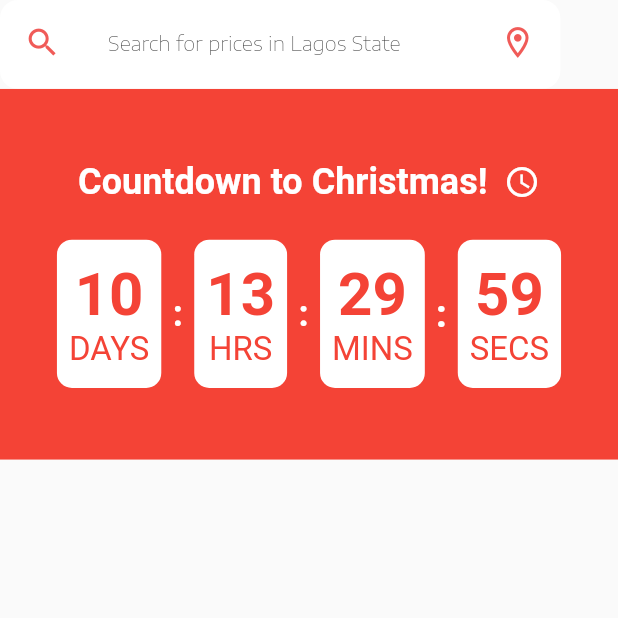
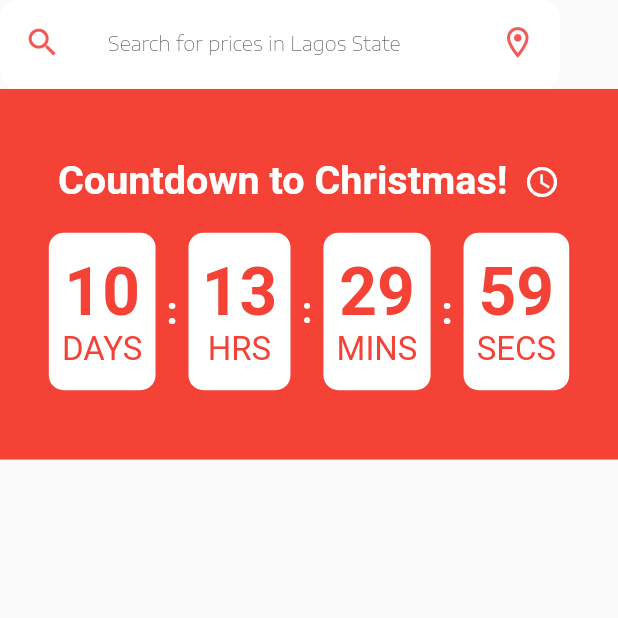
Before and after one commit to virtz/testlinks, a Flutter app: the HomeNonPremium screen opened by its route, on a phone screen of 412 x 824 dp, the top half of it. Run offline on Flutter 3.47's test engine with Material 2 defaults, Android fonts, the phone set to English and light mode, and no system bars; our stand-ins replace auto_route, fl_chart, flutter_animation_progress_bar, flutter_screenutil, flutter_svg, fluttertoast and 7 more; missing offline and left inert: draw_graph; accounts and stored records are empty; network calls fail.

Commit message:
7 Bug fixes

```diff
--- a/lib/presentation/widgets/count_down_clock.dart
+++ b/lib/presentation/widgets/count_down_clock.dart
@@ -86,29 +86,29 @@ class _CountDownClockState extends State<CountDownClock> {
         Row(
           mainAxisAlignment: MainAxisAlignment.center,
           children: [
-            const Text("Countdown to Christmas!",
+             Text("Countdown to Christmas!",
                 style: TextStyle(
                   fontWeight: FontWeight.bold,
                   color: Colors.white,
-                  fontSize: 24,
+                  fontSize: 24.sp,
                 )),
             SizedBox(width: 10.w),
             const Icon(Icons.watch_later_outlined, color: Colors.white)
           ],
         ),
-        SizedBox(height: size.height * 0.03),
+        SizedBox(height: 15.h),
         Row(
           mainAxisAlignment: MainAxisAlignment.center,
           children: [
             buildTimeCard(time: days, bottom: 'DAYS', size: size),
             SizedBox(
                 width: 20.w,
-                child: const Center(
+                child:  Center(
                   child: Text(':',
                       style: TextStyle(
                         fontWeight: FontWeight.bold,
                         color: Colors.white,
-                        fontSize: 24,
+                        fontSize: 24.sp,
                       )),
                 )),
             buildTimeCard(time: hours, bottom: 'HRS', size: size),
@@ -142,19 +142,19 @@ class _CountDownClockState extends State<CountDownClock> {
 
   Widget buildTimeCard({required String time, required String bottom, size}) {
     return Container(
-      height: 80.h,
+      height: 85.h,
       decoration: BoxDecoration(
           color: Colors.white, borderRadius: BorderRadius.circular(10)),
       child: Padding(
-        padding: const EdgeInsets.all(8.0),
+        padding:  EdgeInsets.all(8.0.w),
         child: Column(
           mainAxisAlignment: MainAxisAlignment.center,
           children: [
             Text(time,
-                style: const TextStyle(
+                style:  TextStyle(
                   fontWeight: FontWeight.bold,
                   color: Colors.red,
-                  fontSize: 40,
+                  fontSize: 40.sp,
                 )),
             Text(bottom,
                 style: TextStyle(
```
Also changed, not shown: lib/presentation/screens/products/product_page.dart (+5 -5 lines), 3 other files.
